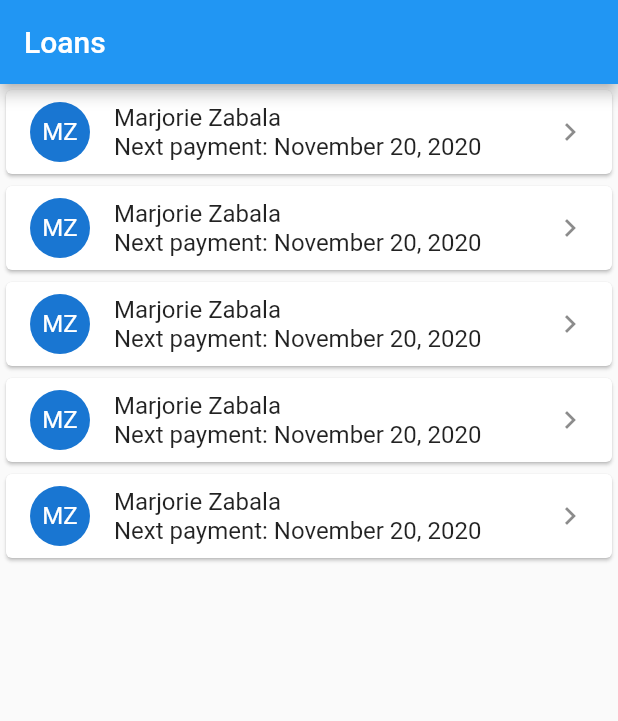
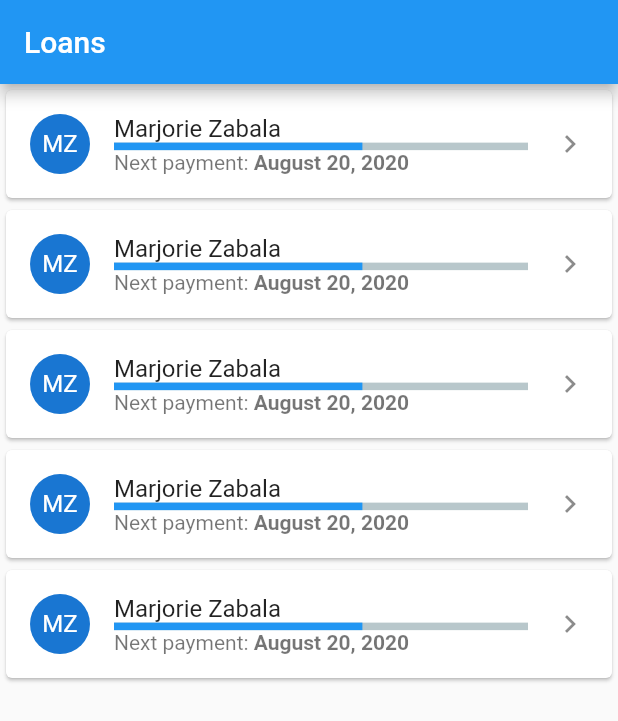
Before and after one commit to poolGolez/zoan-mobile, a Flutter app: the screen it shows after launch, on a phone screen of 412 x 824 dp. Shown: the top 721 px of the screen. Run offline on Flutter 3.47's test engine with Material 2 defaults, Android fonts, the phone set to English and light mode, and no system bars; drawn by our look-alikes of percent_indicator.

Commit message:
Refine loan entry widget

```diff
--- a/lib/widgets/loans_list/loan_entry_widget.dart
+++ b/lib/widgets/loans_list/loan_entry_widget.dart
@@ -1,17 +1,37 @@
 import 'package:flutter/material.dart';
+import 'package:percent_indicator/linear_percent_indicator.dart';
 
 class LoanEntryWidget extends StatelessWidget {
   @override
   Widget build(BuildContext context) {
     return Card(
       child: ListTile(
-        leading: CircleAvatar(child: Text("MZ"),),
+        leading: CircleAvatar(
+          child: Text("MZ"),
+        ),
         title: Column(
           crossAxisAlignment: CrossAxisAlignment.stretch,
           children: <Widget>[
             Text("Marjorie Zabala"),
-            Text("Next payment: November 20, 2020")
+            LinearPercentIndicator(
+              percent: 0.6,
+              animation: true,
+              animationDuration: 600,
+              padding: EdgeInsets.all(0),
+              progressColor: Theme.of(context).primaryColor,
+            ),
           ],
+        ),
+        subtitle: Text.rich(
+          TextSpan(
+            children: [
+              const TextSpan(text: 'Next payment: '),
+              TextSpan(
+                text: 'August 20, 2020',
+                style: TextStyle(fontWeight: FontWeight.w600),
+              ),
+            ],
+          ),
         ),
         trailing: Icon(Icons.chevron_right),
       ),
```
